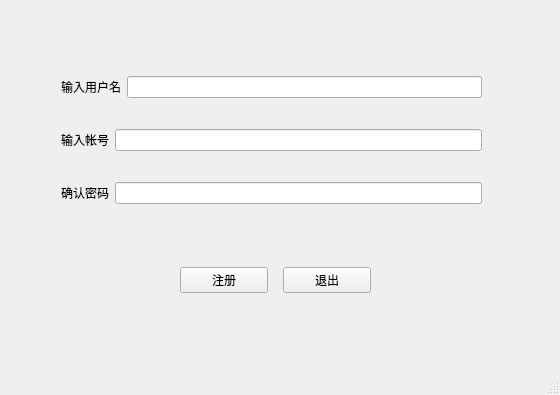
First picture: the form in bin/QT-myChat-Client/regis.ui, repository Alanxtl/QT-myChat, before the edit.
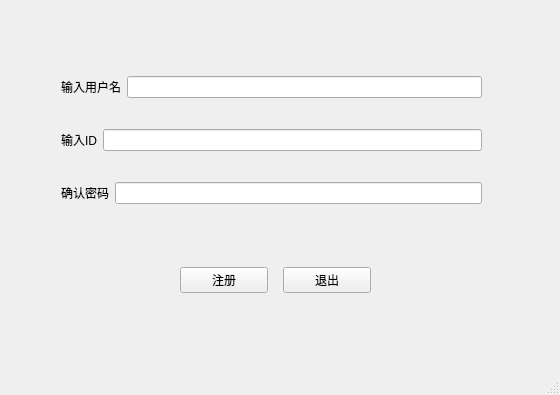
Second picture: the form after the edit. Icons and pictures are not drawn.

```diff
--- a/bin/QT-myChat-Client/regis.ui
+++ b/bin/QT-myChat-Client/regis.ui
@@ -75,7 +75,7 @@
        <item>
         <widget class="QLabel" name="pwdl">
          <property name="text">
-          <string>输入帐号</string>
+          <string>输入ID</string>
          </property>
         </widget>
        </item>
```
